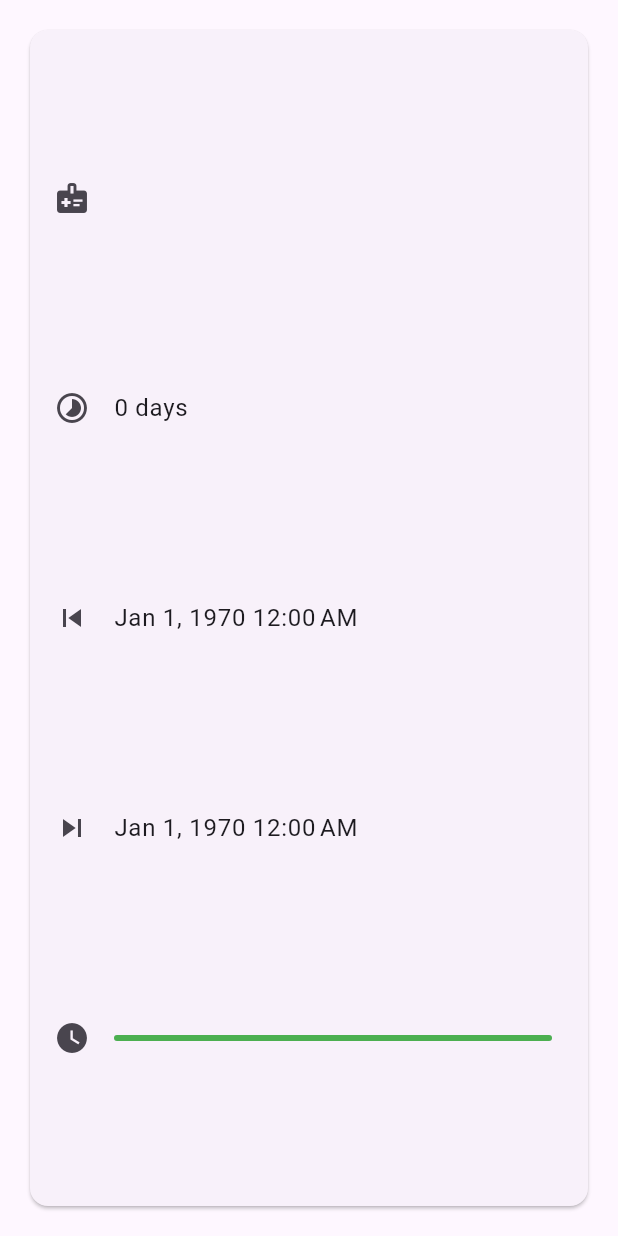
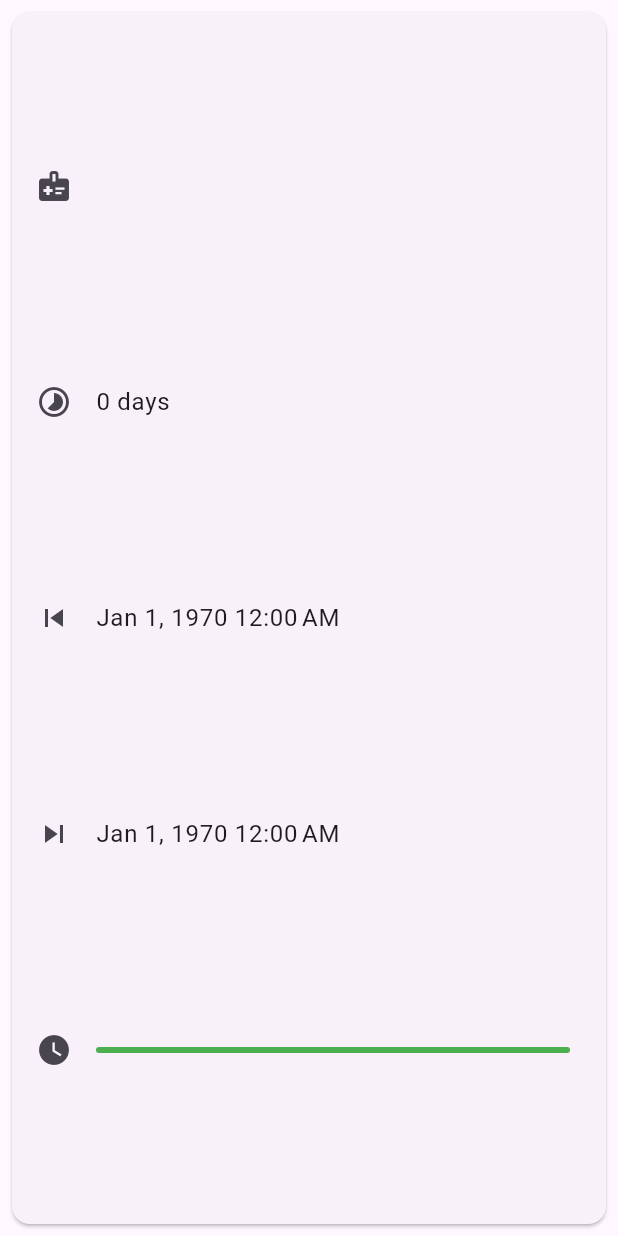
Before and after one commit to tytydraco/srot, a Flutter app: the SubstanceTile widget shown alone on an empty page, opened directly with empty values, on a phone screen of 412 x 824 dp. Run offline on Flutter 3.47's test engine with Material 3 defaults, Android fonts, the phone set to English and light mode, and no system bars; our stand-ins replace shared_preferences; accounts and stored records are empty.

Commit message:
Done
Signed-off-by: Tyler Nijmeh <tylernij@gmail.com>

```diff
--- a/lib/substance_tile.dart
+++ b/lib/substance_tile.dart
@@ -8,6 +8,7 @@ class SubstanceTile extends StatefulWidget {
   const SubstanceTile({
     required this.substance,
     required this.onTap,
+    required this.onLongPress,
     super.key,
   });
 
@@ -16,6 +17,9 @@ class SubstanceTile extends StatefulWidget {
 
   /// The callback function.
   final void Function() onTap;
+
+  /// The callback function to delete.
+  final void Function() onLongPress;
 
   @override
   State<SubstanceTile> createState() => _SubstanceTileState();
@@ -77,9 +81,10 @@ class _SubstanceTileState extends State<SubstanceTile> {
     final progressColor = (progressValue == 1) ? Colors.green : Colors.red;
 
     return Padding(
-      padding: const EdgeInsets.all(16),
+      padding: const EdgeInsets.all(4),
       child: InkWell(
         onTap: widget.onTap,
+        onLongPress: widget.onLongPress,
         child: Card(
           child: Column(
             mainAxisAlignment: MainAxisAlignment.spaceEvenly,
@@ -87,7 +92,10 @@ class _SubstanceTileState extends State<SubstanceTile> {
             children: [
               ListTile(
                 leading: const Icon(Icons.medical_information),
-                title: Text(widget.substance.name),
+                title: Text(
+                  widget.substance.name,
+                  style: const TextStyle(fontWeight: FontWeight.bold),
+                ),
               ),
               ListTile(
                 leading: const Icon(Icons.timelapse),
```
Also changed, not shown: lib/screen_home.dart (+35 -0 lines).
